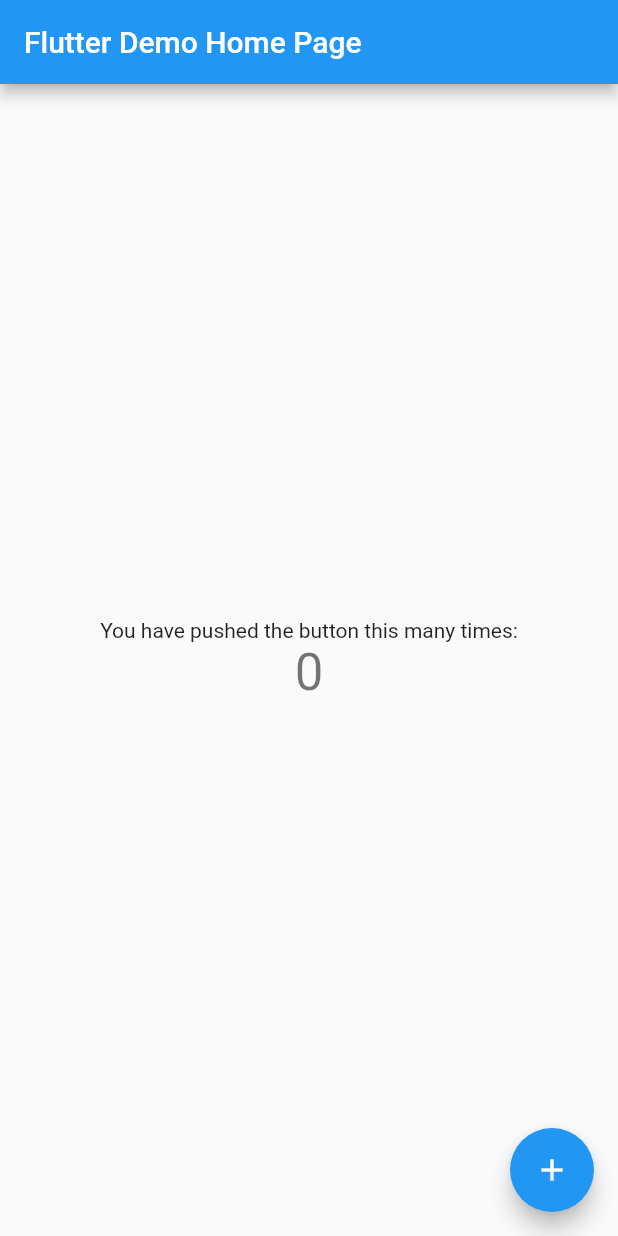
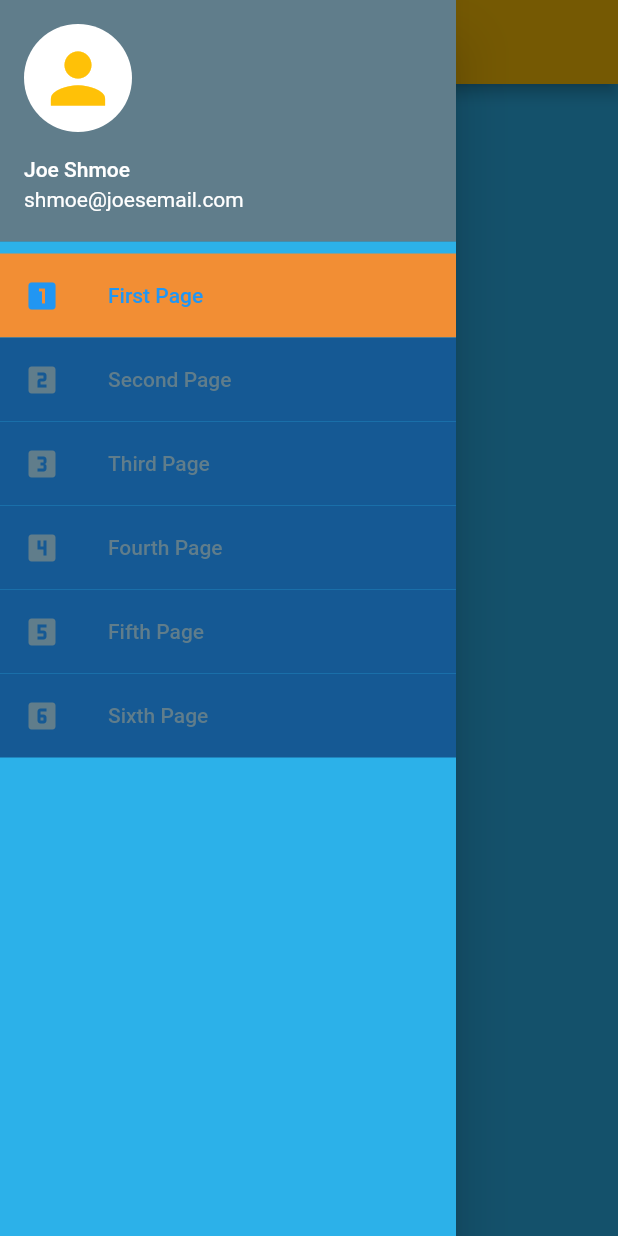
Before and after one commit to smoking68tv/NFC_Mobile, a Flutter app: the screen it shows after launch, with the side drawer open (before the commit the screen has no drawer), on a phone screen of 412 x 824 dp. Run offline on Flutter 3.47's test engine with Material 2 defaults, Android fonts, the phone set to English and light mode, and no system bars; our stand-ins replace bloc, flutter_bloc; missing offline and left inert: bloc_test.

Commit message:
add first drawer nav

```diff
--- /dev/null
+++ b/lib/configs/ui.dart
@@ -0,0 +1,9 @@
+import 'package:flutter/cupertino.dart';
+import 'package:new_nfc/util/ui/colors.dart';
+
+Color BACKGROUND_COLOR_START = HexColor('2CB1E9'),
+    BACKGROUND_COLOR_END = HexColor('155994');
+
+Color DRAWER_BACKGROUND_COLOR_START = HexColor('155994'),
+    DRAWER_BACKGROUND_COLOR_END = HexColor('2CB1E9'),
+    DRAWER_ITEM_COLOR = HexColor('F28E34');
--- a/lib/main.dart
+++ b/lib/main.dart
@@ -1,4 +1,14 @@
 import 'package:flutter/material.dart';
+
+import 'package:bloc_test/bloc_test.dart';
+import 'package:flutter_bloc/flutter_bloc.dart';
+import 'package:flutter_test/flutter_test.dart';
+import 'package:new_nfc/widgets/main/main_container.dart';
+import 'package:new_nfc/widgets/navidation_drawer/blocs.dart';
+
+import 'configs/ui.dart';
+
+
 
 void main() {
   runApp(MyApp());
@@ -9,109 +19,12 @@ class MyApp extends StatelessWidget {
   @override
   Widget build(BuildContext context) {
     return MaterialApp(
-      title: 'Flutter Demo',
+      debugShowCheckedModeBanner: false,
+      title: 'Nice Navigation Demo',
       theme: ThemeData(
-        // This is the theme of your application.
-        //
-        // Try running your application with "flutter run". You'll see the
-        // application has a blue toolbar. Then, without quitting the app, try
-        // changing the primarySwatch below to Colors.green and then invoke
-        // "hot reload" (press "r" in the console where you ran "flutter run",
-        // or simply save your changes to "hot reload" in a Flutter IDE).
-        // Notice that the counter didn't reset back to zero; the application
-        // is not restarted.
-        primarySwatch: Colors.blue,
-        // This makes the visual density adapt to the platform that you run
-        // the app on. For desktop platforms, the controls will be smaller and
-        // closer together (more dense) than on mobile platforms.
-        visualDensity: VisualDensity.adaptivePlatformDensity,
-      ),
-      home: MyHomePage(title: 'Flutter Demo Home Page'),
+          primarySwatch: Colors.amber,
+          scaffoldBackgroundColor: BACKGROUND_COLOR_START),
+      home: MainContainerWidget(),
     );
   }
 }
-
-class MyHomePage extends StatefulWidget {
-  MyHomePage({Key key, this.title}) : super(key: key);
-
-  // This widget is the home page of your application. It is stateful, meaning
-  // that it has a State object (defined below) that contains fields that affect
-  // how it looks.
-
-  // This class is the configuration for the state. It holds the values (in this
-  // case the title) provided by the parent (in this case the App widget) and
-  // used by the build method of the State. Fields in a Widget subclass are
-  // always marked "final".
-
-  final String title;
-
-  @override
-  _MyHomePageState createState() => _MyHomePageState();
-}
-
-class _MyHomePageState extends State<MyHomePage> {
-  int _counter = 0;
-
-  void _incrementCounter() {
-    setState(() {
-      // This call to setState tells the Flutter framework that something has
-      // changed in this State, which causes it to rerun the build method below
-      // so that the display can reflect the updated values. If we changed
-      // _counter without calling setState(), then the build method would not be
-      // called again, and so nothing would appear to happen.
-      _counter++;
-    });
-  }
-
-  @override
-  Widget build(BuildContext context) {
-    // This method is rerun every time setState is called, for instance as done
-    // by the _incrementCounter method above.
-    //
-    // The Flutter framework has been optimized to make rerunning build methods
-    // fast, so that you can just rebuild anything that needs updating rather
-    // than having to individually change instances of widgets.
-    return Scaffold(
-      appBar: AppBar(
-        // Here we take the value from the MyHomePage object that was created by
-        // the App.build method, and use it to set our appbar title.
-        title: Text(widget.title),
-      ),
-      body: Center(
-        // Center is a layout widget. It takes a single child and positions it
-        // in the middle of the parent.
-        child: Column(
-          // Column is also a layout widget. It takes a list of children and
-          // arranges them vertically. By default, it sizes itself to fit its
-          // children horizontally, and tries to be as tall as its parent.
-          //
-          // Invoke "debug painting" (press "p" in the console, choose the
-          // "Toggle Debug Paint" action from the Flutter Inspector in Android
-          // Studio, or the "Toggle Debug Paint" command in Visual Studio Code)
-          // to see the wireframe for each widget.
-          //
-          // Column has various properties to control how it sizes itself and
-          // how it positions its children. Here we use mainAxisAlignment to
-          // center the children vertically; the main axis here is the vertical
-          // axis because Columns are vertical (the cross axis would be
-          // horizontal).
-          mainAxisAlignment: MainAxisAlignment.center,
-          children: <Widget>[
-            Text(
-              'You have pushed the button this many times:',
-            ),
-            Text(
-              '$_counter',
-              style: Theme.of(context).textTheme.headline4,
-            ),
-          ],
-        ),
-      ),
-      floatingActionButton: FloatingActionButton(
-        onPressed: _incrementCounter,
-        tooltip: 'Increment',
-        child: Icon(Icons.add),
-      ), // This trailing comma makes auto-formatting nicer for build methods.
-    );
-  }
-}
--- /dev/null
+++ b/lib/util/ui/colors.dart
@@ -0,0 +1,13 @@
+import 'dart:ui';
+
+class HexColor extends Color {
+  static int _getColorFromHex(String hexColor) {
+    hexColor = hexColor.toUpperCase().replaceAll("#", "");
+    if (hexColor.length == 6) {
+      hexColor = "FF" + hexColor;
+    }
+    return int.parse(hexColor, radix: 16);
+  }
+
+  HexColor(final String hexColor) : super(_getColorFromHex(hexColor));
+}
--- /dev/null
+++ b/lib/widgets/main/main_container.dart
@@ -0,0 +1,21 @@
+import 'package:flutter/cupertino.dart';
+import 'package:flutter/material.dart';
+import 'package:flutter_bloc/flutter_bloc.dart';
+import 'package:new_nfc/widgets/navidation_drawer/blocs.dart';
+import 'package:new_nfc/widgets/navidation_drawer/nav_drawer.dart';
+
+class MainContainerWidget extends StatelessWidget {
+  @override
+  Widget build(BuildContext context) => BlocProvider<NavDrawerBloc>(
+        create: (BuildContext context) => NavDrawerBloc(NavDrawerState(NavItem.page_one)),
+        child: BlocBuilder<NavDrawerBloc, NavDrawerState>(
+          builder: (BuildContext context, NavDrawerState state) => Scaffold(
+              drawer: NavDrawerWidget("Joe Shmoe", "shmoe@joesemail.com"),
+              appBar: AppBar(
+                title: Text("_state.selectedItem"),
+              )),
+          // body: _bodyForState(state),
+          // floatingActionButton: _getFabForItem(state.selectedItem)),
+        ),
+      );
+}
--- /dev/null
+++ b/lib/widgets/navidation_drawer/blocs.dart
@@ -0,0 +1,4 @@
+// Well for exporting Bloc files
+export 'nav_drawer_bloc.dart';
+export 'nav_drawer_event.dart';
+export 'nav_drawer_state.dart';
--- /dev/null
+++ b/lib/widgets/navidation_drawer/nav_drawer.dart
@@ -0,0 +1,96 @@
+import 'package:flutter/cupertino.dart';
+import 'package:flutter/material.dart';
+import 'package:flutter_bloc/flutter_bloc.dart';
+import 'package:new_nfc/configs/ui.dart';
+import 'package:new_nfc/widgets/navidation_drawer/blocs.dart';
+
+class NavDrawerWidget extends StatelessWidget {
+  final String accountName;
+  final String accountEmail;
+  final List<_NavigationItem> _listItems = [
+    _NavigationItem(true, null, null, null),
+    _NavigationItem(false, NavItem.page_one, "First Page", Icons.looks_one),
+    _NavigationItem(false, NavItem.page_two, "Second Page", Icons.looks_two),
+    _NavigationItem(false, NavItem.page_three, "Third Page", Icons.looks_3),
+    _NavigationItem(false, NavItem.page_four, "Fourth Page", Icons.looks_4),
+    _NavigationItem(false, NavItem.page_five, "Fifth Page", Icons.looks_5),
+    _NavigationItem(false, NavItem.page_six, "Sixth Page", Icons.looks_6),
+  ];
+  NavDrawerWidget(this.accountName, this.accountEmail);
+  @override
+  Widget build(BuildContext context) => Drawer(
+          // Add a ListView to the drawer. This ensures the user can scroll
+          // through the options in the drawer if there isn't enough vertical
+          // space to fit everything.
+    child: Container(
+        color: BACKGROUND_COLOR_START,
+        child: ListView.builder(
+            padding: EdgeInsets.zero,
+            itemCount: _listItems.length,
+            itemBuilder: (BuildContext context, int index) =>
+                BlocBuilder<NavDrawerBloc, NavDrawerState>(
+                  builder: (BuildContext context, NavDrawerState state) =>
+                      _buildItem(_listItems[index], state),
+                )),
+      ));
+  Widget _buildItem(_NavigationItem data, NavDrawerState state) => data.header
+      // if the item is a header return the header widget
+      ? _makeHeaderItem()
+      // otherwise build and return the default list item
+      : _makeListItem(data, state);
+  Widget _makeHeaderItem() => UserAccountsDrawerHeader(
+        accountName: Text(accountName, style: TextStyle(color: Colors.white)),
+        accountEmail: Text(accountEmail, style: TextStyle(color: Colors.white)),
+        decoration: BoxDecoration(color: Colors.blueGrey),
+        currentAccountPicture: CircleAvatar(
+          backgroundColor: Colors.white,
+          foregroundColor: Colors.amber,
+          child: Icon(
+            Icons.person,
+            size: 54,
+          ),
+        ),
+      );
+  Widget _makeListItem(_NavigationItem data, NavDrawerState state) => Card(
+        color: data.item == state.selectedItem
+            ? DRAWER_ITEM_COLOR
+            : DRAWER_BACKGROUND_COLOR_START,
+        shape: ContinuousRectangleBorder(borderRadius: BorderRadius.zero),
+        // So we see the selected highlight
+        borderOnForeground: true,
+        elevation: 0,
+        margin: EdgeInsets.zero,
+        child: Builder(
+          builder: (BuildContext context) => ListTile(
+            title: Text(
+              data.title,
+              style: TextStyle(
+                color: data.item == state.selectedItem
+                    ? Colors.blue
+                    : Colors.blueGrey,
+              ),
+            ),
+            leading: Icon(
+              data.icon,
+              // if it's selected change the color
+              color: data.item == state.selectedItem
+                  ? Colors.blue
+                  : Colors.blueGrey,
+            ),
+            onTap: () => _handleItemClick(context, data.item),
+          ),
+        ),
+      );
+  void _handleItemClick(BuildContext context, NavItem item) {
+    BlocProvider.of<NavDrawerBloc>(context).add(NavigateTo(item));
+    Navigator.pop(context);
+  }
+}
+// helper class used to represent navigation list items
+class _NavigationItem {
+  final bool header;
+  final NavItem item;
+  final String title;
+  final IconData icon;
+  _NavigationItem(this.header, this.item, this.title, this.icon);
+}
--- /dev/null
+++ b/lib/widgets/navidation_drawer/nav_drawer_bloc.dart
@@ -0,0 +1,27 @@
+import 'package:bloc/bloc.dart';
+import 'blocs.dart';
+
+class NavDrawerBloc extends Bloc<NavDrawerEvent, NavDrawerState> {
+  NavDrawerBloc(NavDrawerState initialState) : super(initialState);
+
+  // NavDrawerBloc(NavDrawerState initialState) : super(initialState);
+
+// You can also have an optional constructor here that takes
+  // a repository that you can use later to make network requests
+// this is the initial state the user will see when
+  // the bloc is first created
+  @override
+  NavDrawerState get initialState => NavDrawerState(NavItem.page_one);
+  @override
+  Stream<NavDrawerState> mapEventToState(NavDrawerEvent event) async* {
+    // this is where the events are handled, if you want to call a method
+    // you can yield* instead of the yield, but make sure your
+    // method signature returns Stream<NavDrawerState> and is async*
+    if (event is NavigateTo) {
+      // only route to a new location if the new location is different
+      if (event.destination != state.selectedItem) {
+        yield NavDrawerState(event.destination);
+      }
+    }
+  }
+}
--- /dev/null
+++ b/lib/widgets/navidation_drawer/nav_drawer_event.dart
@@ -0,0 +1,14 @@
+// this import is needed to import NavItem,
+// which we'll use to represent the item the user has selected
+import 'nav_drawer_state.dart';
+// it's important to use an abstract class, even if you have one
+// event, so that you can use it later in your BLoC and or tests
+abstract class NavDrawerEvent {
+ const NavDrawerEvent();
+}
+// this is the event that's triggered when the user
+// wants to change pages
+class NavigateTo extends NavDrawerEvent {
+ final NavItem destination;
+ const NavigateTo(this.destination);
+}
--- /dev/null
+++ b/lib/widgets/navidation_drawer/nav_drawer_state.dart
@@ -0,0 +1,15 @@
+// this is the state the user is expected to see
+class NavDrawerState {
+  final NavItem selectedItem;
+  const NavDrawerState(this.selectedItem);
+}
+// helpful navigation pages, you can change
+// them to support your pages
+enum NavItem {
+  page_one,
+  page_two,
+  page_three,
+  page_four,
+  page_five,
+  page_six,
+}
--- a/pubspec.yaml
+++ b/pubspec.yaml
@@ -23,7 +23,9 @@ environment:
 dependencies:
   flutter:
     sdk: flutter
-
+  flutter_bloc: ^6.0.5
+  bloc: ^6.0.3
+  bloc_test: ^7.0.4
 
   # The following adds the Cupertino Icons font to your application.
   # Use with the CupertinoIcons class for iOS style icons.
```
Also changed, not shown: lib/configs/routes.dart (added), lib/routes.dart (added), pubspec.lock, 1 other file.
